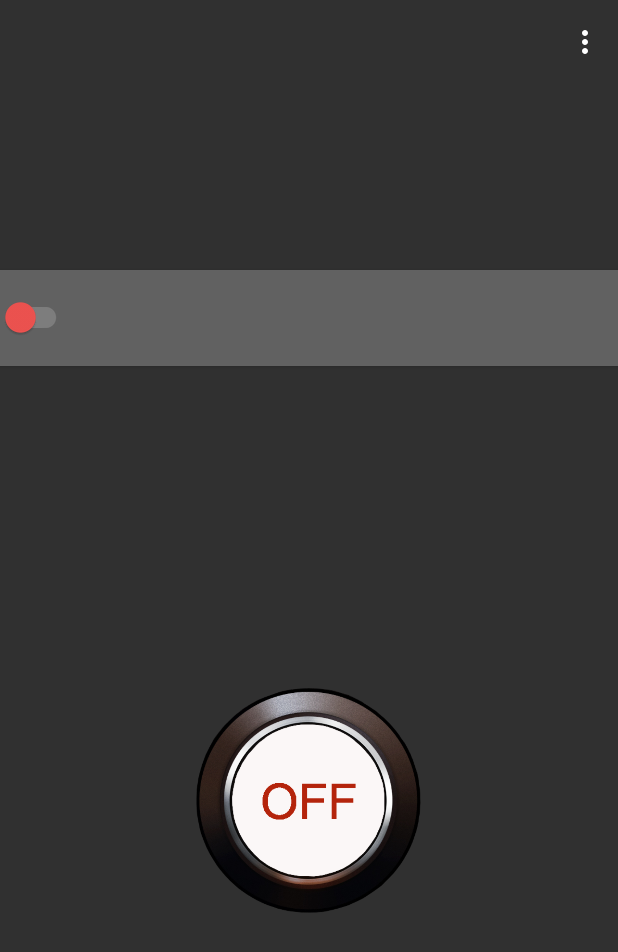
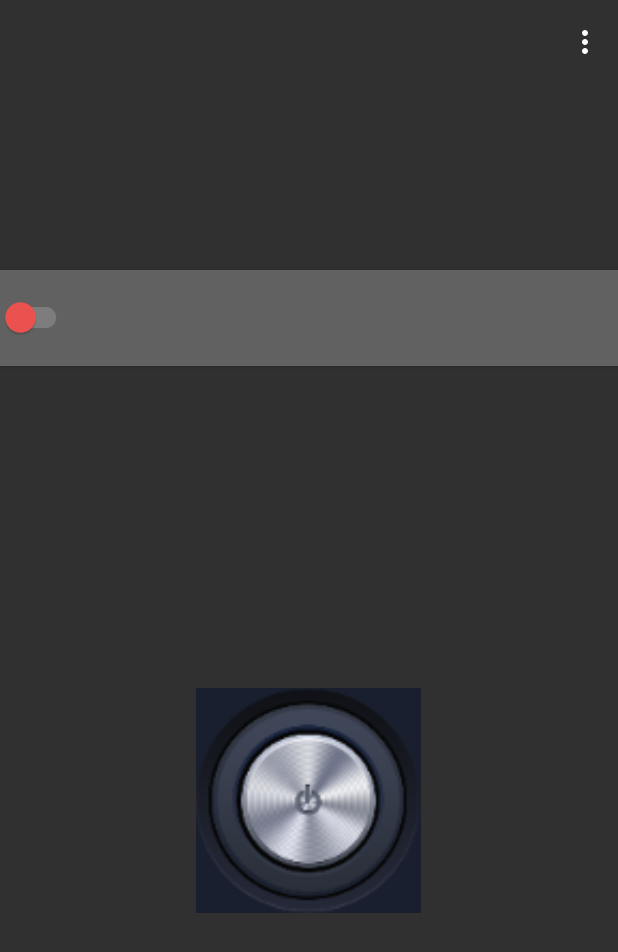
Before and after one commit to sayederfanarefin/android-torch, an Android app: the screen it shows after launch (MainActivity), on a phone screen of 412 x 824 dp. Shown: the top 952 px of the screen. Run offline under Robolectric (Android 15) with nearby library versions, the phone set to English and light mode, and no system bars.

Commit message:
changed button

```diff
--- a/app/src/main/java/info/sayederfanarefin/torch/ui/activity/MainActivity.java
+++ b/app/src/main/java/info/sayederfanarefin/torch/ui/activity/MainActivity.java
@@ -197,11 +197,11 @@ public class MainActivity extends AppCompatActivity implements TorchieManagerLis
         if (flashButtonStatus) {
             //transAnimButFlash.startTransition(flashButAnimTime);
             //Log.v("----------xxx--------", "if");
-            but_flash.setImageResource(R.mipmap.btn_switch_on);
+            but_flash.setImageResource(R.mipmap.btn_on);
 
         } else {
 
-            but_flash.setImageResource(R.mipmap.btn_switch_off);
+            but_flash.setImageResource(R.mipmap.btn_off);
 
             //Log.v("----------xxx--------", "else"); //transAnimButFlash.reverseTransition(flashButAnimTime);
         }
--- a/app/src/main/res/layout/activity_main.xml
+++ b/app/src/main/res/layout/activity_main.xml
@@ -86,7 +86,7 @@
                 android:clickable="true"
                 android:elevation="2dp"
                 android:onClick="toggleTorch"
-                android:src="@mipmap/btn_switch_off"
+                android:src="@mipmap/btn_off"
                 android:adjustViewBounds="true"
                 android:scaleType="fitCenter"
                 android:translationZ="6dp" />
```
Also changed, not shown: app/src/main/res/mipmap-xxxhdpi/btn_off.png (added), app/src/main/res/mipmap-xxxhdpi/btn_on.png (added).
